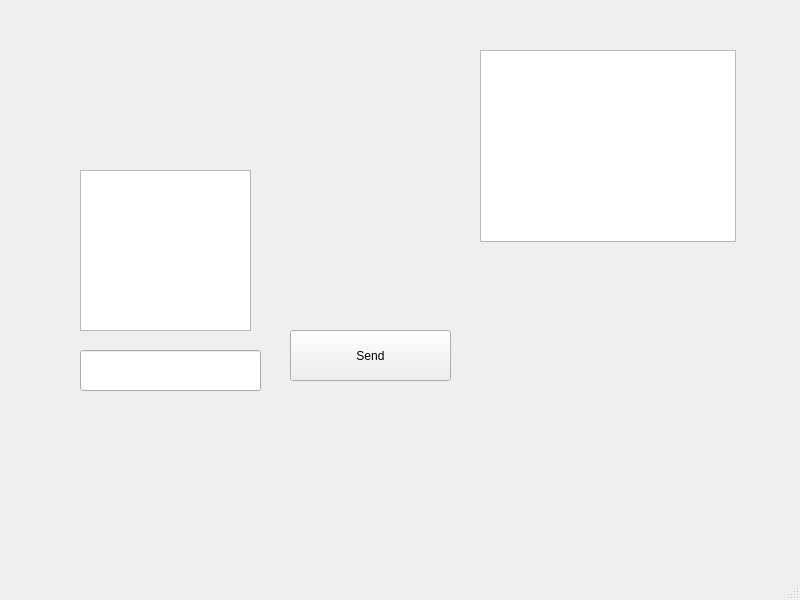
UnionDixie/MixieChatEnvironment, file MixieClient/mainwindow.ui: the form before one commit.
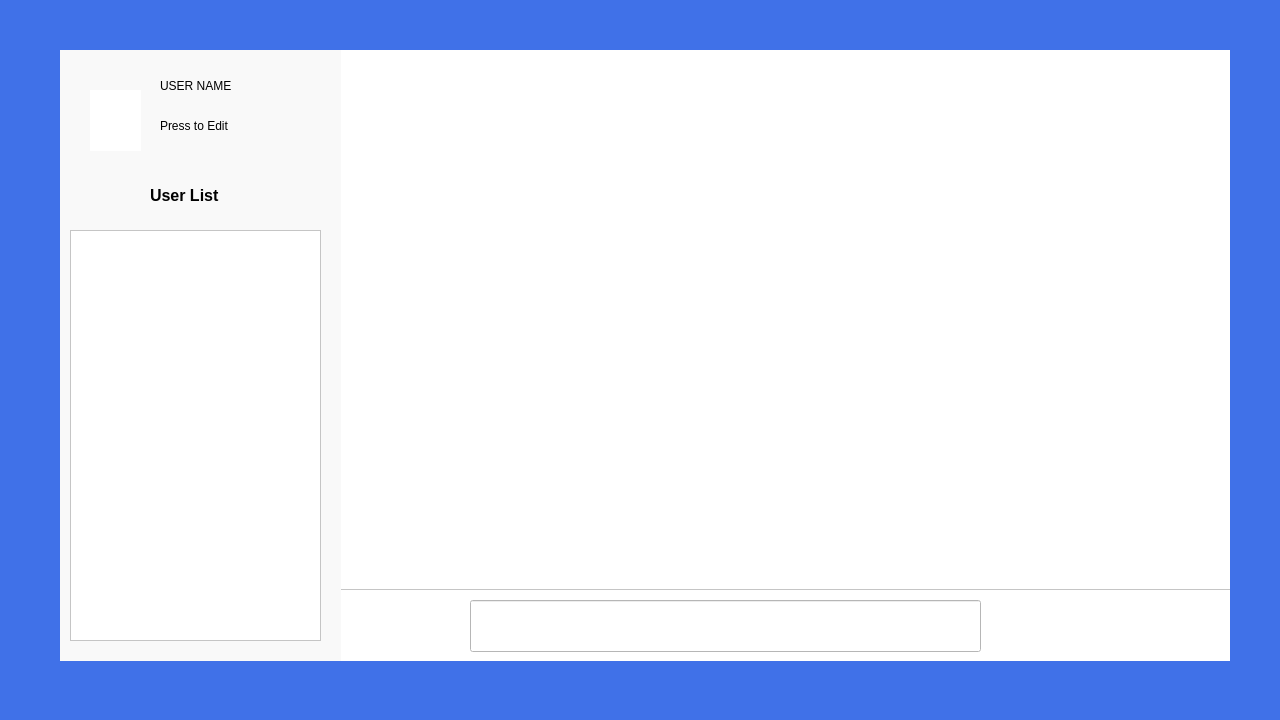
The form after the commit. Icons and pictures are not drawn.

```diff
--- a/MixieClient/mainwindow.ui
+++ b/MixieClient/mainwindow.ui
@@ -6,67 +6,156 @@
    <rect>
     <x>0</x>
     <y>0</y>
-    <width>800</width>
-    <height>600</height>
+    <width>1280</width>
+    <height>720</height>
    </rect>
   </property>
   <property name="windowTitle">
    <string>MainWindow</string>
   </property>
+  <property name="styleSheet">
+   <string notr="true">background-color: #4071e8;</string>
+  </property>
   <widget class="QWidget" name="centralwidget">
+   <widget class="QWidget" name="widget" native="true">
+    <property name="geometry">
+     <rect>
+      <x>60</x>
+      <y>50</y>
+      <width>1170</width>
+      <height>611</height>
+     </rect>
+    </property>
+    <property name="styleSheet">
+     <string notr="true">background-color: rgb(255, 255, 255);</string>
+    </property>
+    <widget class="QListWidget" name="listWidget">
+     <property name="geometry">
+      <rect>
+       <x>10</x>
+       <y>180</y>
+       <width>251</width>
+       <height>411</height>
+      </rect>
+     </property>
+    </widget>
    <widget class="QLineEdit" name="lineEdit">
     <property name="geometry">
      <rect>
-      <x>80</x>
-      <y>350</y>
-      <width>181</width>
-      <height>41</height>
+       <x>410</x>
+       <y>550</y>
+       <width>511</width>
+       <height>52</height>
      </rect>
     </property>
    </widget>
    <widget class="QTextEdit" name="textEdit">
     <property name="geometry">
      <rect>
-      <x>80</x>
-      <y>170</y>
-      <width>171</width>
-      <height>161</height>
+       <x>280</x>
+       <y>-1</y>
+       <width>891</width>
+       <height>541</height>
      </rect>
     </property>
    </widget>
-   <widget class="QPushButton" name="pushButton_2">
+    <widget class="QLabel" name="label_2">
     <property name="geometry">
      <rect>
-      <x>290</x>
-      <y>330</y>
-      <width>161</width>
-      <height>51</height>
+       <x>30</x>
+       <y>40</y>
+       <width>51</width>
+       <height>61</height>
      </rect>
     </property>
     <property name="text">
-     <string>Send</string>
-    </property>
-   </widget>
-   <widget class="QTableView" name="tableView">
-    <property name="geometry">
-     <rect>
-      <x>480</x>
-      <y>50</y>
-      <width>256</width>
-      <height>192</height>
-     </rect>
-    </property>
-   </widget>
-  </widget>
-  <widget class="QMenuBar" name="menubar">
+      <string/>
+     </property>
+     <property name="pixmap">
+      <pixmap>Data/profile photo.png</pixmap>
+     </property>
+    </widget>
+    <widget class="QWidget" name="widget_2" native="true">
    <property name="geometry">
     <rect>
      <x>0</x>
      <y>0</y>
-     <width>800</width>
-     <height>20</height>
-    </rect>
-   </property>
+       <width>281</width>
+       <height>611</height>
+      </rect>
+     </property>
+     <property name="styleSheet">
+      <string notr="true">background-color: #f9f9f9;</string>
+     </property>
+     <widget class="QLabel" name="label_4">
+      <property name="geometry">
+       <rect>
+        <x>100</x>
+        <y>60</y>
+        <width>141</width>
+        <height>31</height>
+       </rect>
+      </property>
+      <property name="text">
+       <string>Press to Edit</string>
+      </property>
+     </widget>
+     <widget class="QLabel" name="label">
+      <property name="geometry">
+       <rect>
+        <x>90</x>
+        <y>120</y>
+        <width>121</width>
+        <height>51</height>
+       </rect>
+      </property>
+      <property name="font">
+       <font>
+        <pointsize>12</pointsize>
+        <bold>true</bold>
+       </font>
+      </property>
+      <property name="text">
+       <string>User List</string>
+      </property>
+     </widget>
+     <widget class="QLabel" name="label_3">
+      <property name="geometry">
+       <rect>
+        <x>100</x>
+        <y>20</y>
+        <width>111</width>
+        <height>31</height>
+       </rect>
+      </property>
+      <property name="text">
+       <string>USER NAME</string>
+      </property>
+     </widget>
+    </widget>
+    <widget class="QLabel" name="label_5">
+     <property name="geometry">
+      <rect>
+       <x>919</x>
+       <y>550</y>
+       <width>62</width>
+       <height>52</height>
+      </rect>
+     </property>
+     <property name="text">
+      <string/>
+     </property>
+     <property name="pixmap">
+      <pixmap>Data/send button.png</pixmap>
+     </property>
+    </widget>
+    <zorder>textEdit</zorder>
+    <zorder>label_5</zorder>
+    <zorder>widget_2</zorder>
+    <zorder>listWidget</zorder>
+    <zorder>label_2</zorder>
+    <zorder>lineEdit</zorder>
+   </widget>
   </widget>
   <widget class="QStatusBar" name="statusbar"/>
  </widget>
```
Lines whose indentation alone changed are shown as unchanged.
